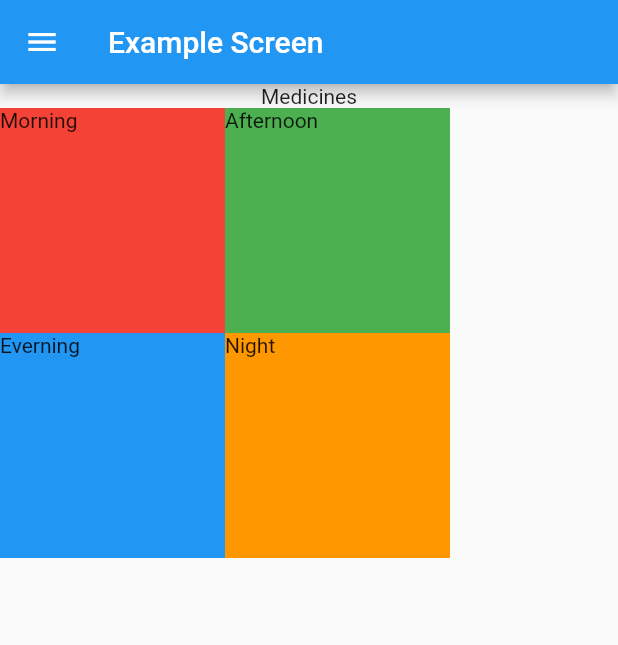
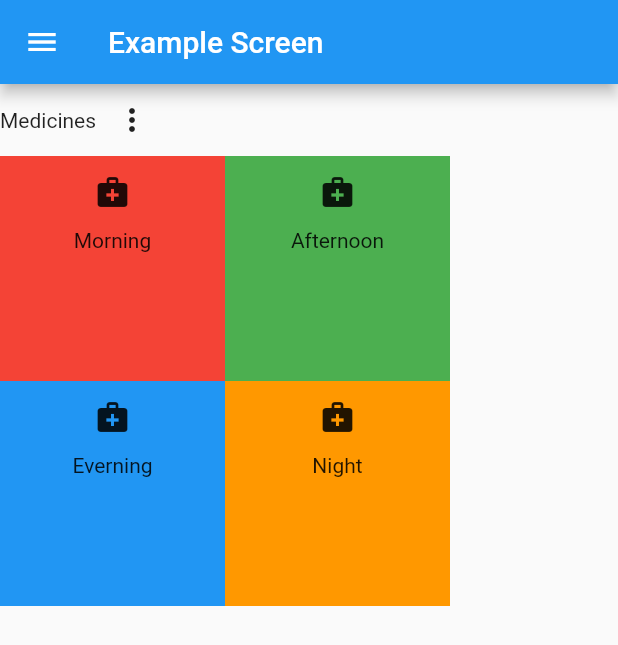
Before and after one commit to Mickuppom/flutter_application_1, a Flutter app: the ExampleScreen screen opened directly, on a phone screen of 412 x 824 dp. Shown: the top 645 px of the screen. Run offline on Flutter 3.47's test engine with Material 2 defaults, Android fonts, the phone set to English and light mode, and no system bars.

Commit message:
Update example_screen.dart

```diff
--- a/lib/screen/example_screen.dart
+++ b/lib/screen/example_screen.dart
@@ -21,7 +21,25 @@ class _ExampleScreenState extends State<ExampleScreen> {
         body: Center(
           child: Column(
             children: [
-              Text("Medicines"),
+              Container(
+                child: Row(
+                  children: [
+                    Text("Medicines"),
+                    PopupMenuButton(
+                      itemBuilder: (BuildContext context) {
+                        return [
+                          PopupMenuItem(
+                            child: Text("Wifi"),
+                          ),
+                          PopupMenuItem(
+                            child: Text("Bluetooth"),
+                          )
+                        ];
+                      },
+                    ),
+                  ],
+                ),
+              ),
               Container(
                 child: Column(
                   children: [
@@ -30,13 +48,29 @@ class _ExampleScreenState extends State<ExampleScreen> {
                         width: 150,
                         height: 150,
                         color: Colors.red,
-                        child: Text("Morning"),
+                        child: Column(
+                          children: [
+                            IconButton(
+                              icon: Icon(Icons.medical_services),
+                              onPressed: () {},
+                            ),
+                            Text("Morning"),
+                          ],
+                        ),
                       ),
                       Container(
                         width: 150,
                         height: 150,
                         color: Colors.green,
-                        child: Text("Afternoon"),
+                        child: Column(
+                          children: [
+                            IconButton(
+                              icon: Icon(Icons.medical_services),
+                              onPressed: () {},
+                            ),
+                            Text("Afternoon"),
+                          ],
+                        ),
                       ),
                     ]),
                     Row(children: [
@@ -44,13 +78,29 @@ class _ExampleScreenState extends State<ExampleScreen> {
                         width: 150,
                         height: 150,
                         color: Colors.blue,
-                        child: Text("Everning"),
+                        child: Column(
+                          children: [
+                            IconButton(
+                              icon: Icon(Icons.medical_services),
+                              onPressed: () {},
+                            ),
+                            Text("Everning"),
+                          ],
+                        ),
                       ),
                       Container(
                         width: 150,
                         height: 150,
                         color: Colors.orange,
-                        child: Text("Night"),
+                        child: Column(
+                          children: [
+                            IconButton(
+                              icon: Icon(Icons.medical_services),
+                              onPressed: () {},
+                            ),
+                            Text("Night"),
+                          ],
+                        ),
                       ),
                     ]),
                   ],
```
